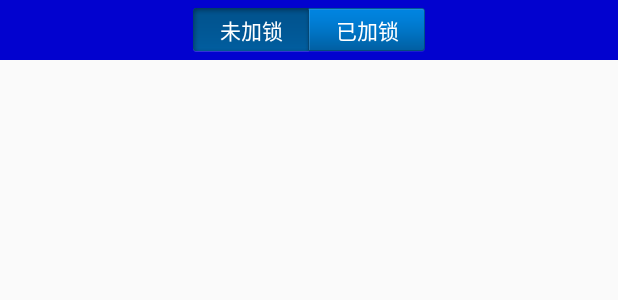
After one commit to PhychoLee/MobileSafe, an Android app: the layout activity_app_lock.xml on its own in the app's theme, with its tools: preview values and no code run, on a phone screen of 412 x 824 dp. The commit adds this screen. Shown: the top 300 px of the screen. Run offline under Robolectric (Android 15) with nearby library versions, the phone set to English and light mode, and no system bars.

Commit message:
1.程序锁初始界面

```diff
--- a/app/build.gradle
+++ b/app/build.gradle
@@ -22,7 +22,8 @@ android {
 
 dependencies {
     compile files('libs/xUtils-2.6.14.jar')
+    testCompile 'junit:junit:4.12'
     compile 'com.android.support:appcompat-v7:23.3.0'
-    testCompile 'junit:junit:4.12'
     compile 'com.google.android.gms:play-services-appindexing:8.1.0'
+    compile 'com.android.support:support-v4:23.3.0'
 }
--- a/app/src/main/AndroidManifest.xml
+++ b/app/src/main/AndroidManifest.xml
@@ -116,7 +116,8 @@
             android:enabled="true"
             android:exported="true" />
 
-        <activity android:name=".activity.AntivirusActivity"></activity>
+        <activity android:name=".activity.AntivirusActivity" />
+        <activity android:name=".activity.AppLockActivit"></activity>
     </application>
 
 </manifest>
--- /dev/null
+++ b/app/src/main/res/layout/activity_app_lock.xml
@@ -0,0 +1,41 @@
+<?xml version="1.0" encoding="utf-8"?>
+<LinearLayout xmlns:android="http://schemas.android.com/apk/res/android"
+    xmlns:tools="http://schemas.android.com/tools"
+    android:layout_width="match_parent"
+    android:layout_height="match_parent"
+    android:orientation="vertical">
+
+    <LinearLayout
+        android:layout_width="match_parent"
+        android:layout_height="wrap_content"
+        android:orientation="horizontal"
+        android:background="#0202cf"
+        android:gravity="center">
+        <TextView
+            android:id="@+id/tv_unlock"
+            android:layout_width="wrap_content"
+            android:layout_height="wrap_content"
+            android:background="@drawable/tab_left_pressed"
+            android:gravity="center"
+            android:text="未加锁"
+            android:textColor="@color/white"
+            />
+        <TextView
+            android:id="@+id/tv_lock"
+            android:layout_width="wrap_content"
+            android:layout_height="wrap_content"
+            android:background="@drawable/tab_right_default"
+            android:gravity="center"
+            android:text="已加锁"
+            android:textColor="@color/white"
+            />
+    </LinearLayout>
+
+    <FrameLayout
+        android:id="@+id/fl_content"
+        android:layout_width="match_parent"
+        android:layout_height="match_parent">
+
+    </FrameLayout>
+
+</LinearLayout>
--- a/app/src/main/res/values/strings.xml
+++ b/app/src/main/res/values/strings.xml
@@ -7,4 +7,5 @@
     <string name="sample_device_admin_description">这是设备管理器</string>
     <string name="sample_device_admin">设备管理器</string>
 
+
 </resources>
```
Also changed, not shown: app/src/main/java/com/llf/mobilesafe/activity/AToolsActivity.java (+9 -0 lines), app/src/main/java/com/llf/mobilesafe/activity/AppLockActivit.java (added, +69 -0 lines), app/src/main/java/com/llf/mobilesafe/fragment/LockFragment.java (added, +34 -0 lines), app/src/main/java/com/llf/mobilesafe/fragment/UnlockFragment.java (added, +44 -0 lines), app/src/main/res/layout/activity_atools.xml (+14 -0 lines), app/src/main/res/layout/fragment_lock.xml (added, +13 -0 lines), app/src/main/res/layout/fragment_unlock.xml (added, +13 -0 lines), app/src/main/res/drawable-hdpi/tab_left_default.png (added), app/src/main/res/drawable-hdpi/tab_left_pressed.png (added), app/src/main/res/drawable-hdpi/tab_right_default.png (added), app/src/main/res/drawable-hdpi/tab_right_pressed.png (added).
